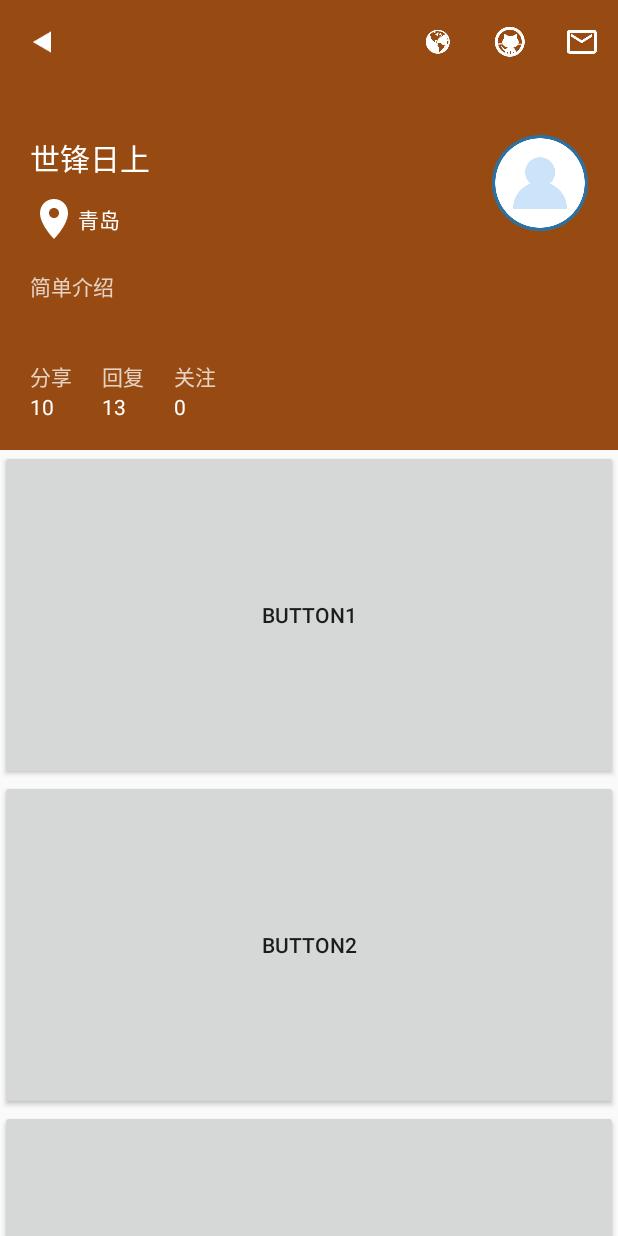
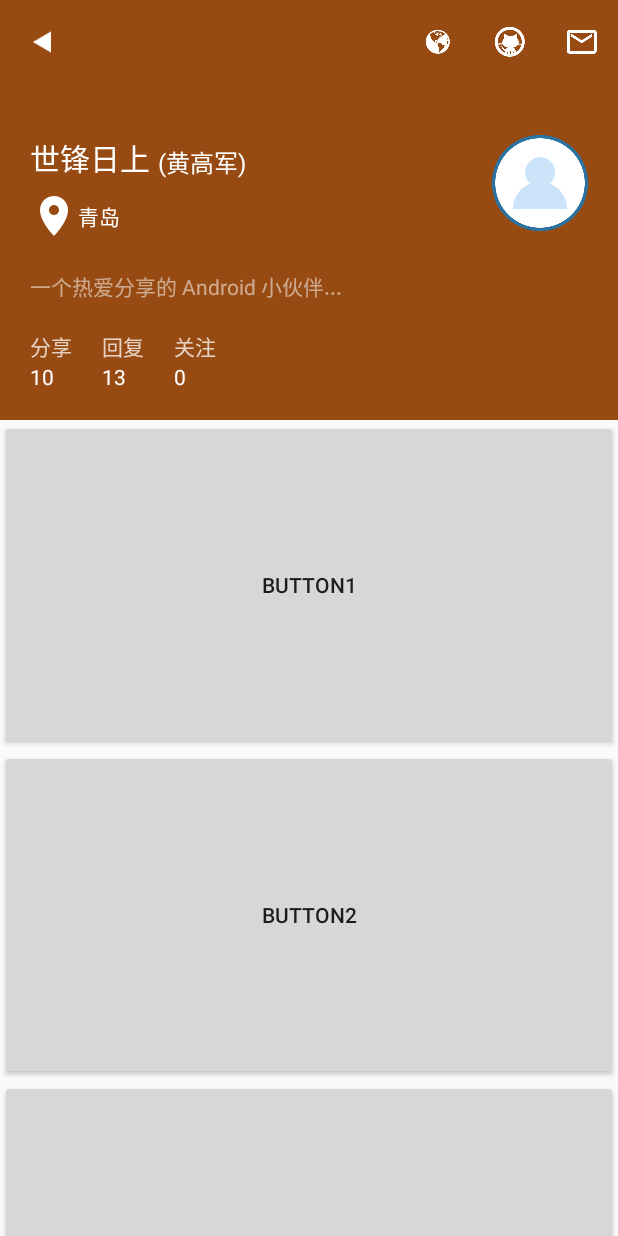
Before and after one commit to Canglangweiwei/ImageDemo, an Android app: the UserInfoActivity screen opened directly, with no data from a screen before it, on a phone screen of 412 x 824 dp. Run offline under Robolectric (Android 15) with nearby library versions, the phone set to English and light mode, and no system bars; our stand-ins replace ButterKnife; libraries missing offline, so code that uses them is left out: jp.wasabeef.glide; pictures from the network do not load; 1 statement that could not run was skipped.

Commit message:
优化部分功能

```diff
--- a/app/src/main/java/com/loveplusplus/demo/UserInfoActivity.java
+++ b/app/src/main/java/com/loveplusplus/demo/UserInfoActivity.java
@@ -34,7 +34,7 @@ public class UserInfoActivity extends BaseActivity
 
     @Bind(R.id.main_bg_iv)
     ImageView mUserImgBg;
-    @Bind(R.id.toolBar)
+    @Bind(R.id.toolbar)
     Toolbar toolbar;
     @Bind(R.id.user_name_tv)
     TextView mUserNameTv;
@@ -122,7 +122,7 @@ public class UserInfoActivity extends BaseActivity
         mUserAddressTv.setText("青岛");
         mUserShareTv.setText("10");
         mUserReplyTv.setText("13");
-        mSignatureTv.setText("简单介绍");
+        mSignatureTv.setText("一个热爱分享的 Android 小伙伴...");
 
 
         mUserAddressTv.setVisibility(View.VISIBLE);
--- a/app/src/main/res/layout/activity_user_info.xml
+++ b/app/src/main/res/layout/activity_user_info.xml
@@ -22,7 +22,7 @@
             <ImageView
                 android:id="@+id/main_bg_iv"
                 android:layout_width="match_parent"
-                android:layout_height="300dp"
+                android:layout_height="280dp"
                 android:contentDescription="@string/app_name"
                 android:fitsSystemWindows="true"
                 android:scaleType="centerCrop"
@@ -31,7 +31,7 @@
 
             <ImageView
                 android:layout_width="match_parent"
-                android:layout_height="300dp"
+                android:layout_height="280dp"
                 android:background="#65000000"
                 android:contentDescription="@string/app_name"
                 android:fitsSystemWindows="true"
@@ -71,11 +71,12 @@
                         android:layout_width="wrap_content"
                         android:layout_height="wrap_content"
                         android:layout_alignBottom="@id/user_name_tv"
+                        android:layout_marginLeft="5dp"
                         android:layout_toRightOf="@id/user_name_tv"
                         android:text="(黄高军)"
                         android:textColor="@android:color/white"
                         android:textSize="16sp"
-                        android:visibility="gone" />
+                        android:visibility="visible" />
 
                     <TextView
                         android:id="@+id/user_address_tv"
@@ -84,7 +85,7 @@
                         android:layout_below="@id/user_name_tv"
                         android:drawableLeft="@drawable/ic_address"
                         android:gravity="center"
-                        android:paddingTop="10dp"
+                        android:paddingTop="8dp"
                         android:text="广州"
                         android:textColor="@android:color/white"
                         android:textSize="14sp"
@@ -108,15 +109,13 @@
                 android:ellipsize="end"
                 android:maxLines="2"
                 android:paddingLeft="20dp"
-                android:text="一个热爱分享的 Android 小伙伴..."
-                android:textColor="@color/white"
-                android:textSize="14sp" />
+                android:text="一个热爱分享的 Android 小伙伴..." />
 
             <LinearLayout
                 android:id="@+id/user_focus_ll"
                 android:layout_width="match_parent"
                 android:layout_height="wrap_content"
-                android:layout_marginTop="240dp"
+                android:layout_marginTop="220dp"
                 android:paddingLeft="20dp">
 
                 <LinearLayout
@@ -209,7 +208,7 @@
             </LinearLayout>
 
             <android.support.v7.widget.Toolbar
-                android:id="@+id/toolBar"
+                android:id="@+id/toolbar"
                 android:layout_width="match_parent"
                 android:layout_height="?android:actionBarSize"
                 android:background="@android:color/transparent"
```
